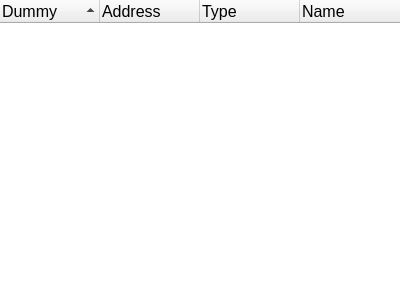
First picture: the form in src/widgets/relocswidget.ui, repository rizinorg/cutter, before the edit.
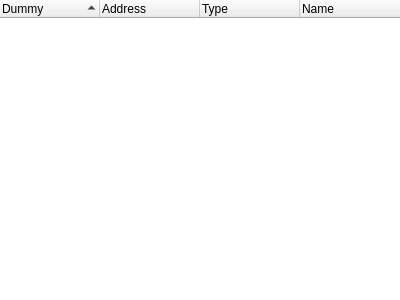
Second picture: the form after the edit.

Patch:
```diff
--- a/src/widgets/relocswidget.ui
+++ b/src/widgets/relocswidget.ui
@@ -29,11 +29,6 @@
     </property>
     <item>
      <widget class="QTreeWidget" name="relocsTreeWidget">
-      <property name="font">
-       <font>
-        <pointsize>12</pointsize>
-       </font>
-      </property>
       <property name="styleSheet">
        <string notr="true">QTreeWidget::item
 {
```
